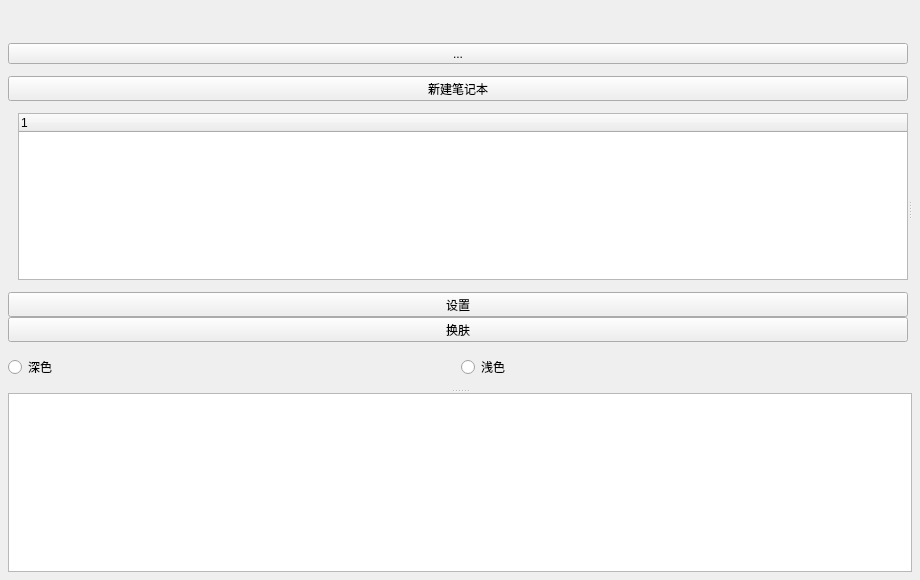
Above: App/windows/mainwindow.ui from kevinWu7/LifeNote before the change. Below: the same form after it.
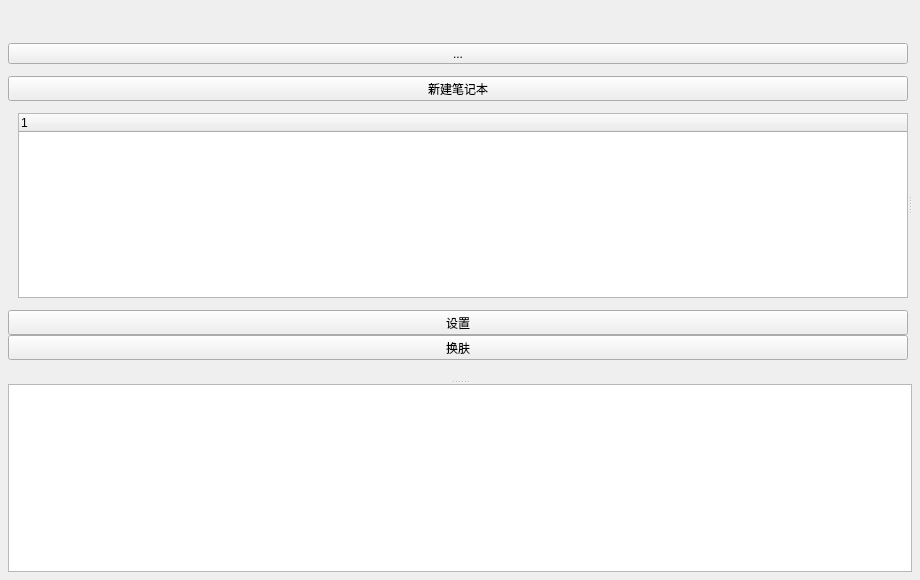
That is the form after the change. Custom widgets are drawn as their Qt base class.

```diff
--- a/App/windows/mainwindow.ui
+++ b/App/windows/mainwindow.ui
@@ -277,38 +277,6 @@
                  </layout>
                 </widget>
                </item>
-               <item>
-                <widget class="QWidget" name="widget_2" native="true">
-                 <layout class="QHBoxLayout" name="horizontalLayout">
-                  <property name="leftMargin">
-                   <number>0</number>
-                  </property>
-                  <property name="topMargin">
-                   <number>0</number>
-                  </property>
-                  <property name="rightMargin">
-                   <number>0</number>
-                  </property>
-                  <property name="bottomMargin">
-                   <number>0</number>
-                  </property>
-                  <item>
-                   <widget class="QRadioButton" name="darkRadioButton">
-                    <property name="text">
-                     <string>深色</string>
-                    </property>
-                   </widget>
-                  </item>
-                  <item>
-                   <widget class="QRadioButton" name="lightRadioButton">
-                    <property name="text">
-                     <string>浅色</string>
-                    </property>
-                   </widget>
-                  </item>
-                 </layout>
-                </widget>
-               </item>
               </layout>
              </widget>
             </item>
```
